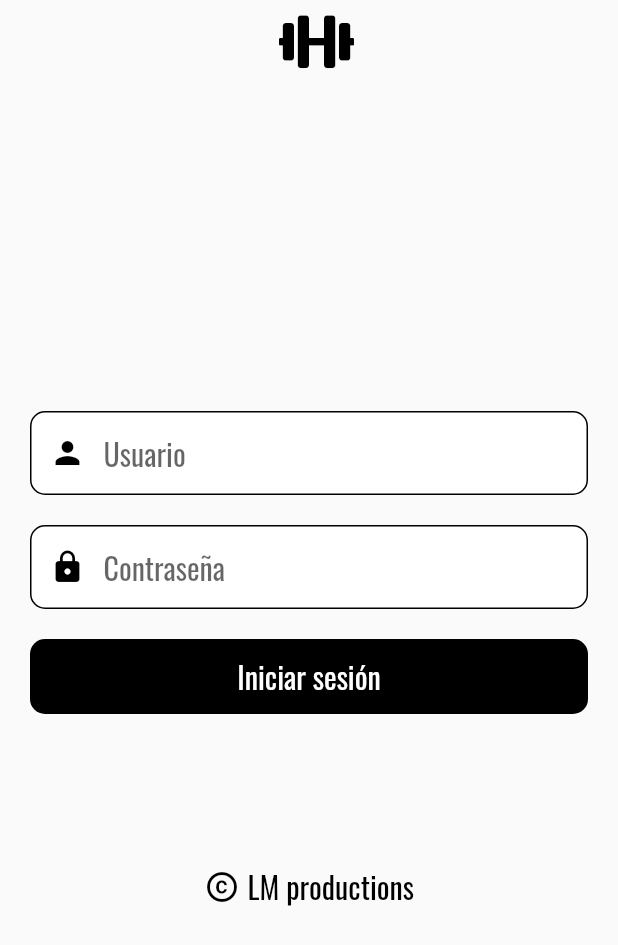
After one commit to luismdelpozo/g_notes, a Flutter app: the Login screen opened directly, on a phone screen of 412 x 824 dp. The commit adds this screen. Shown: the top 945 px of the screen. Run offline on Flutter 3.47's test engine with Material 2 defaults, Android fonts, the phone set to English and light mode, and no system bars; our stand-ins replace google_fonts.

Commit message:
Login and Register page added

```diff
--- a/lib/inicio.dart
+++ b/lib/inicio.dart
@@ -5,6 +5,7 @@ import 'package:g_notes/notas.dart';
 import 'listar_ejercicios.dart';
 import 'models/musculos.dart';
 import 'models/utils.dart';
+import 'models/constants.dart';
 import 'my_flutter_app_icons.dart';
 import 'package:google_fonts/google_fonts.dart';
 import 'package:g_notes/models/search_bar.dart';
@@ -25,13 +26,8 @@ class _Inicio extends State<Inicio> {
   List<Ejercicios> ejercicios = Utils.getEjercicios("");
   List<Ejercicios> ejercicios_completos = Utils.getEjercicios("");
 
-  final Style_letra = const TextStyle(fontSize: 20);
-  final Style_letra_small = const TextStyle(fontSize: 10);
-
-  Radius get radius => new Radius.circular(10);
   String musculo_selected = '';
   String ejercicio_selected = '';
-  static const double padding = 10;
 
   final TextEditingController myController = TextEditingController();
 
--- a/lib/listar_ejercicios.dart
+++ b/lib/listar_ejercicios.dart
@@ -2,6 +2,7 @@ import 'package:flutter/cupertino.dart';
 import 'package:flutter/material.dart';
 import 'package:google_fonts/google_fonts.dart';
 import 'models/ejercicios.dart';
+import 'models/constants.dart';
 import 'models/search_bar.dart';
 import 'models/utils.dart';
 import 'my_flutter_app_icons.dart';
@@ -25,11 +26,8 @@ class _ListarEjercicios extends State<ListarEjercicios> {
   final List<Ejercicios> nuevosEjer;
   final List<Ejercicios> nuevosEjerTotales;
 
-  Radius get radius => new Radius.circular(10);
-  static const double padding = 10;
   final TextEditingController myController = TextEditingController();
 
-  final Style_letra = const TextStyle(fontSize: 20);
   String ejercicio_selected = '';
 
   void initState() {
--- a/lib/listar_musculos.dart
+++ b/lib/listar_musculos.dart
@@ -9,7 +9,7 @@ import 'models/ejercicios.dart';
 import 'models/musculos.dart';
 import 'models/utils.dart';
 import 'my_flutter_app_icons.dart';
-import 'models/search_bar.dart';
+import 'models/constants.dart';
 
 class ListarMusculos extends StatefulWidget {
   ListarMusculos({Key? key, required this.title}) : super(key: key);
@@ -25,10 +25,8 @@ class _ListarMusculos extends State<ListarMusculos> {
   String output = 'Initial output';
   List<Musculos> musculos = Utils.getMusculos();
   List<Musculos> musculos_completos = Utils.getMusculos();
-  Radius get radius => new Radius.circular(10);
+
   final TextEditingController myController = TextEditingController();
-  final Style_letra = const TextStyle(fontSize: 20);
-  static const double padding = 10;
   @override
   Widget build(BuildContext context) {
     return Scaffold(
--- /dev/null
+++ b/lib/login.dart
@@ -0,0 +1,156 @@
+import 'package:flutter/cupertino.dart';
+import 'package:flutter/material.dart';
+import 'package:flutter/services.dart';
+import 'package:google_fonts/google_fonts.dart';
+import 'my_flutter_app_icons.dart';
+
+void main() {
+  runApp(MyAppLogin());
+}
+
+
+class MyAppLogin extends StatelessWidget {
+  // This widget is the root of your application.
+  @override
+  Widget build(BuildContext context) {
+    return MaterialApp(
+      // debugShowCheckedModeBanner: false,
+      title: 'Gimnasio',
+      theme: ThemeData(
+        primarySwatch: Colors.lightBlue,
+      ),
+      home: Login(),
+    );
+  }
+}
+
+class Login extends StatefulWidget {
+  const Login({Key? key}) : super(key: key);
+  @override
+  State<Login> createState() => _Login();
+}
+
+class _Login extends State<Login> {
+  @override
+  final TextEditingController myController = TextEditingController();
+  final Style_letra = const TextStyle(fontSize: 20);
+  Radius get radius => new Radius.circular(10);
+
+  Widget build(BuildContext context) {
+    return Scaffold(
+      appBar: AppBar(
+        title: const Icon(
+            MyFlutterApp.dumbbell,
+            color: Colors.black,
+            size: 40
+        ),
+        centerTitle: true,
+        backgroundColor: Colors.transparent,
+        elevation: 0.0,
+      ),
+      body: Align(
+        alignment: Alignment.center,
+        child: Column(
+          mainAxisSize: MainAxisSize.max,
+          mainAxisAlignment: MainAxisAlignment.center,
+          crossAxisAlignment: CrossAxisAlignment.center,
+          children: [
+            Padding(
+              padding: const EdgeInsets.only(left: 20, right: 20, bottom: 20),
+              child: Container(
+                  alignment: Alignment.center,
+                  child: TextFormField(
+                    keyboardType: TextInputType.emailAddress,
+                    textInputAction: TextInputAction.next,
+                    onSaved: (email) {},
+                    keyboardAppearance: Brightness.dark,
+                    style: GoogleFonts.oswald(textStyle: Style_letra),
+                    cursorColor: Colors.transparent,
+                    decoration:  InputDecoration(
+                      hintText: "Usuario",
+                      border: InputBorder.none,
+                      prefixIcon: Icon(Icons.person, color: Colors.black),
+                    ),
+                  ),
+                  decoration: BoxDecoration(
+                      color: Colors.white,
+                      borderRadius: BorderRadius.circular(10),
+                      border: Border.all(
+                        color: Colors.black,
+                      )
+                  )
+              ),
+            ),
+            Padding(
+              padding: const EdgeInsets.only(left: 20, right: 20, bottom: 20),
+              child: Container(
+                  child: TextFormField(
+                    textInputAction: TextInputAction.done,
+                    obscureText: true,
+                    onSaved: (password) {},
+                    keyboardAppearance: Brightness.dark,
+                    style: GoogleFonts.oswald(textStyle: Style_letra),
+                    decoration: const InputDecoration(
+                        hintText: "Contraseña",
+                        border: InputBorder.none,
+                        prefixIcon: Icon(Icons.lock, color: Colors.black)
+                    ),
+                  ),
+                  decoration: BoxDecoration(
+                      color: Colors.white,
+                      borderRadius: BorderRadius.circular(10),
+                      border: Border.all(
+                        color: Colors.black,
+                      )
+                  )
+              ),
+            ),
+            Padding(
+                padding: const EdgeInsets.only(left: 20, right: 20),
+                child: InkWell(
+                  child: Container(
+                    height: 50,
+                    decoration: BoxDecoration(
+                        borderRadius: BorderRadius.all(radius),
+                        color: Colors.black
+                    ),
+                    child: Row(
+                      mainAxisAlignment: MainAxisAlignment.center,
+                      children: [
+                        Center(
+                          child: Text('Iniciar sesión',
+                              style: GoogleFonts.oswald(
+                                  textStyle: Style_letra,
+                                  color: Colors.white),
+                              textAlign: TextAlign.left
+                          ),
+                        ),
+                      ],
+                    ),
+                  ),
+                  onTap: (){},
+                )
+            ),
+            Padding(
+              padding: const EdgeInsets.only(top:100),
+              child: Row(
+                mainAxisSize: MainAxisSize.max,
+                mainAxisAlignment: MainAxisAlignment.center,
+                crossAxisAlignment: CrossAxisAlignment.center,
+                children: [
+                  const Icon(Icons.copyright, color: Colors.black),
+                  const Padding(padding: EdgeInsets.only(left: 5)),
+                  Text("LM productions",
+                    style: GoogleFonts.oswald(
+                        textStyle: Style_letra,
+                        color: Colors.black),
+                  )
+                ],
+              ),
+            )
+          ],
+        ),
+      )
+    );
+  }
+}
--- /dev/null
+++ b/lib/models/constants.dart
@@ -0,0 +1,7 @@
+import 'dart:ui';
+import 'package:flutter/material.dart';
+
+const Style_letra = TextStyle(fontSize: 20);
+const Style_letra_small = TextStyle(fontSize: 10);
+Radius get radius => const Radius.circular(10);
+const double padding = 10;
```
Also changed, not shown: lib/notas.dart (+1 -6 lines), lib/registerUser.dart (added, +53 -0 lines).
